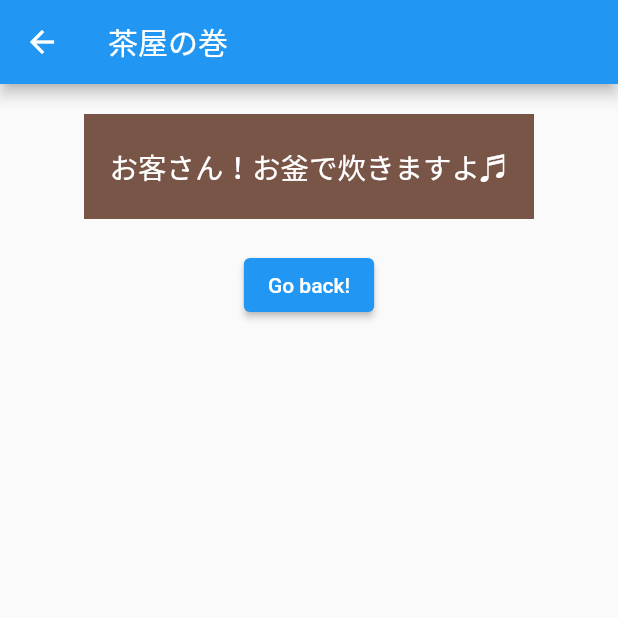
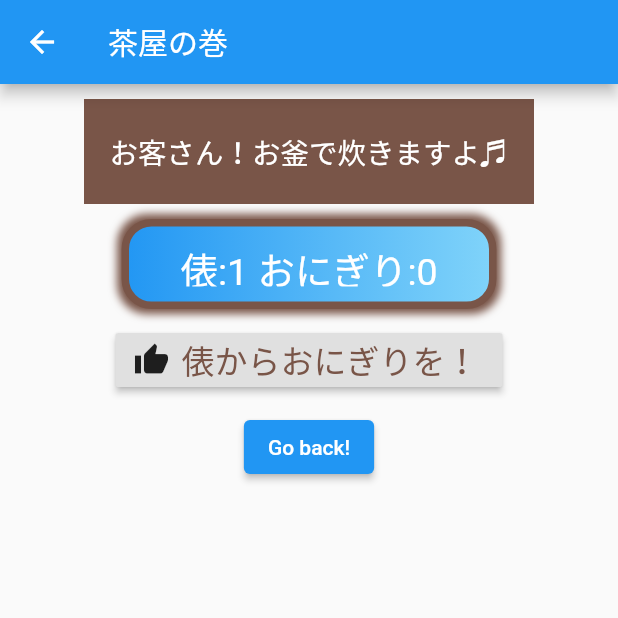
Before and after one commit to Jin01-galaxy/mobility_app00, a Flutter app: the screen it shows after launch, after a tap on "茶屋出現!!", on a phone screen of 412 x 824 dp, the top half of it. Run offline on Flutter 3.47's test engine with Material 2 defaults, Android fonts, the light colour scheme and no system bars.

Commit message:
plus_key

```diff
--- a/lib/main.dart
+++ b/lib/main.dart
@@ -63,7 +63,7 @@ class _MyHomePageState extends State<MyHomePage> {
           children: <Widget>[
             Container(
               padding: EdgeInsets.fromLTRB(0, 10, 0, 5),
-              child: Text('イベントが発生♬',
+              child: Text('和風イベント',
                   style: TextStyle(fontSize: 15, color: Colors.blue[800])),
             ),
             Container(
@@ -149,7 +149,10 @@ class _MyHomePageState extends State<MyHomePage> {
               child: RaisedButton.icon(
                 onPressed: changedata,
                 icon: Icon(Icons.accessibility_new_rounded),
-                label: Text('密です！'),
+                label: Text(
+                  '密です！',
+                  style: TextStyle(fontSize: 22, color: Colors.brown),
+                ),
               ),
             ),
             Container(
@@ -157,20 +160,27 @@ class _MyHomePageState extends State<MyHomePage> {
               child: RaisedButton.icon(
                 onPressed: changedata2,
                 icon: Icon(Icons.thumb_up),
-                label: Text('俵獲得'),
+                label: Text(
+                  '俵獲得',
+                  style: TextStyle(fontSize: 22, color: Colors.brown),
+                ),
               ),
             ),
             Container(
               padding: EdgeInsets.fromLTRB(0, 0, 0, 0),
               child: RaisedButton.icon(
-                onPressed: (){
+                onPressed: () {
                   Navigator.push(
-                    context,
-                    MaterialPageRoute(builder: (context) => SecondRoute()),
-                  );
+                      context,
+                      MaterialPageRoute(
+                        builder: (context) => SecondRoute(value: tp),
+                      ));
                 },
                 icon: Icon(Icons.home),
-                label: Text('茶屋出現!!'),
+                label: Text(
+                  '茶屋出現!!',
+                  style: TextStyle(fontSize: 22, color: Colors.brown),
+                ),
               ),
             ),
             Image.asset(
--- a/lib/pages/chaya_shop.dart
+++ b/lib/pages/chaya_shop.dart
@@ -1,8 +1,31 @@
 import 'package:flutter/material.dart';
 
-class SecondRoute extends StatelessWidget {
-  String str2 = 'お客さん！お釜で炊きますよ♬';
+class SecondRoute extends StatefulWidget {
+  // List values;
+  final int value;
+  SecondRoute({Key key, @required this.value}) : super(key: key);
 
+  @override
+  _SecondRouteState createState() => _SecondRouteState(value);
+}
+
+class _SecondRouteState extends State<SecondRoute> {
+  int value;
+  _SecondRouteState(this.value);
+
+  final String str2 = 'お客さん！お釜で炊きますよ♬';
+
+  String str3 = '';
+  int onigiri = 0;
+
+  void changedata3() {
+    setState(() {
+      if (value > 0) {
+        value -= 1;
+        onigiri += 50;
+      }
+    });
+  }
 
   @override
   Widget build(BuildContext context) {
@@ -14,7 +37,7 @@ class SecondRoute extends StatelessWidget {
         child: Column(
           children: <Widget>[
             Container(
-              margin: EdgeInsets.all(20.0),
+              margin: EdgeInsets.all(10.0),
               color: Colors.brown,
               width: 300,
               height: 70,
@@ -27,6 +50,48 @@ class SecondRoute extends StatelessWidget {
                     style: TextStyle(fontSize: 19, color: Colors.white),
                   ),
                 ],
+              ),
+            ),
+            Container(
+                padding: EdgeInsets.all(10.0),
+                // constraints: BoxConstraints.expand(),
+                width: 250,
+                height: 60,
+                alignment: Alignment.center,
+                // transform: Matrix4.rotationZ(0.5),
+                decoration: BoxDecoration(
+                  color: Colors.blue,
+                  border: Border.all(
+                    color: Colors.brown,
+                    width: 5.0,
+                    style: BorderStyle.solid,
+                  ),
+                  borderRadius: BorderRadius.all(Radius.circular(20.0)),
+                  boxShadow: [
+                    BoxShadow(
+                      color: Colors.brown,
+                      blurRadius: 4.0,
+                      spreadRadius: 3.0,
+                    )
+                  ],
+                  gradient: LinearGradient(
+                      begin: Alignment.centerLeft,
+                      end: Alignment.centerRight,
+                      colors: [Colors.blue, Colors.lightBlue[200]]),
+                ),
+                child: Text(
+                  '俵:$value おにぎり:$onigiri',
+                  style: TextStyle(fontSize: 25, color: Colors.white),
+                )),
+            Container(
+              padding: EdgeInsets.fromLTRB(0, 10, 0, 10),
+              child: RaisedButton.icon(
+                onPressed: (changedata3),
+                icon: Icon(Icons.thumb_up),
+                label: Text(
+                  '俵からおにぎりを！',
+                  style: TextStyle(fontSize: 22, color: Colors.brown),
+                ),
               ),
             ),
             Container(
```
